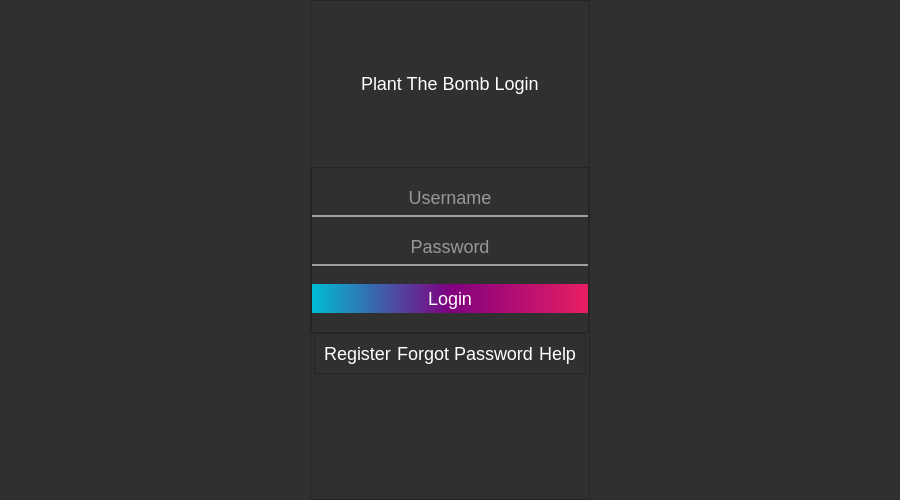
Qt form mainwindow.ui (PyFlat-Studios-JR/Plant-The-Bomb) before a commit.
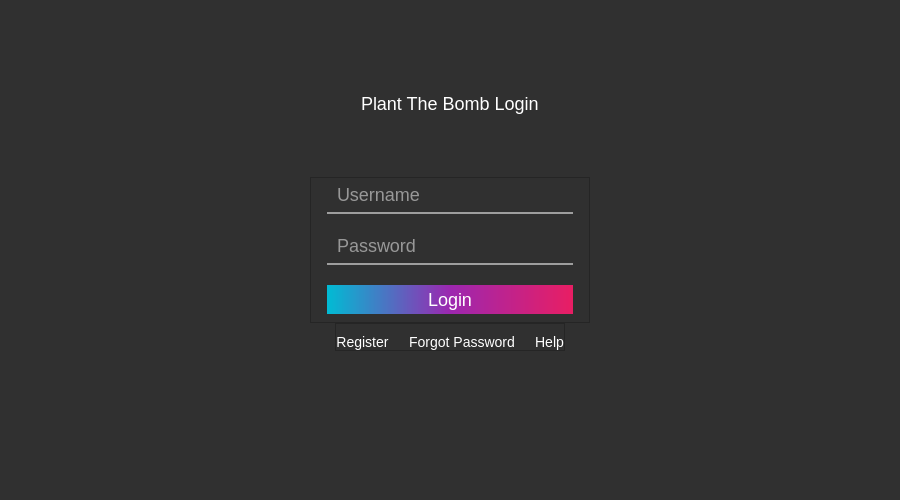
The same form after that commit. Icons and pictures are not drawn.

```diff
--- a/mainwindow.ui
+++ b/mainwindow.ui
@@ -38,9 +38,10 @@
 	font-size: 18px;
 }
 QLineEdit{
-	padding-bottom: 6px;
+	padding: 0 0 6px 8px;
 	border:0;
 	border-bottom: 2px solid #9E9E9E;
+	margin: 0 16px;
 }
 QLineEdit::focus{
 	border-bottom: 2px solid white;
@@ -48,10 +49,22 @@
 QPushButton{
 	border: 0;
 }
-QPushButton#login_btn{
+QPushButton#login_btn, QPushButton#register_btn{
 	border-radius: 16px;
-	background: qlineargradient(x1:0, y1:0, x2:1, y2:0, stop:0 #00BCD4, stop:0.5 purple, stop:1 #E91E63);
+	background: qlineargradient(x1:0, y1:0, x2:1, y2:0, stop:0 #00BCD4, stop:0.5 #9C27B0, stop:1 #E91E63);
 	padding: 4px 0px;
+	margin: 0 16px;
+}
+QWidget#mainpage_1 {
+	background-image: url(&quot;src/gui/images/triangles.png&quot;);
+}
+QFrame#frame_6{
+    border-radius: 15px;
+}
+QPushButton#login_register_btn, 
+QPushButton#login_help_btn, 
+QPushButton#login_forgot_password_btn{
+	font-size: 14px;
 }
 </string>
   </property>
@@ -86,13 +99,13 @@
          <number>0</number>
         </property>
         <property name="topMargin">
-         <number>0</number>
+         <number>30</number>
         </property>
         <property name="rightMargin">
          <number>0</number>
         </property>
         <property name="bottomMargin">
-         <number>0</number>
+         <number>30</number>
         </property>
         <item alignment="Qt::AlignHCenter">
          <widget class="QFrame" name="frame_6">
@@ -141,7 +154,7 @@
              </property>
              <layout class="QVBoxLayout" name="verticalLayout_5">
               <property name="spacing">
-               <number>0</number>
+               <number>15</number>
               </property>
               <property name="leftMargin">
                <number>0</number>
@@ -158,7 +171,7 @@
               <item>
                <widget class="QLineEdit" name="login_username_entry">
                 <property name="alignment">
-                 <set>Qt::AlignCenter</set>
+                 <set>Qt::AlignLeading|Qt::AlignLeft|Qt::AlignVCenter</set>
                 </property>
                 <property name="placeholderText">
                  <string>Username</string>
@@ -168,7 +181,7 @@
               <item>
                <widget class="QLineEdit" name="login_password_entry">
                 <property name="alignment">
-                 <set>Qt::AlignCenter</set>
+                 <set>Qt::AlignLeading|Qt::AlignLeft|Qt::AlignVCenter</set>
                 </property>
                 <property name="placeholderText">
                  <string>Password</string>
@@ -194,6 +207,21 @@
               <enum>QFrame::Raised</enum>
              </property>
              <layout class="QHBoxLayout" name="horizontalLayout_3">
+              <property name="spacing">
+               <number>20</number>
+              </property>
+              <property name="leftMargin">
+               <number>0</number>
+              </property>
+              <property name="topMargin">
+               <number>10</number>
+              </property>
+              <property name="rightMargin">
+               <number>0</number>
+              </property>
+              <property name="bottomMargin">
+               <number>0</number>
+              </property>
               <item>
                <widget class="QPushButton" name="login_register_btn">
                 <property name="text">
```
